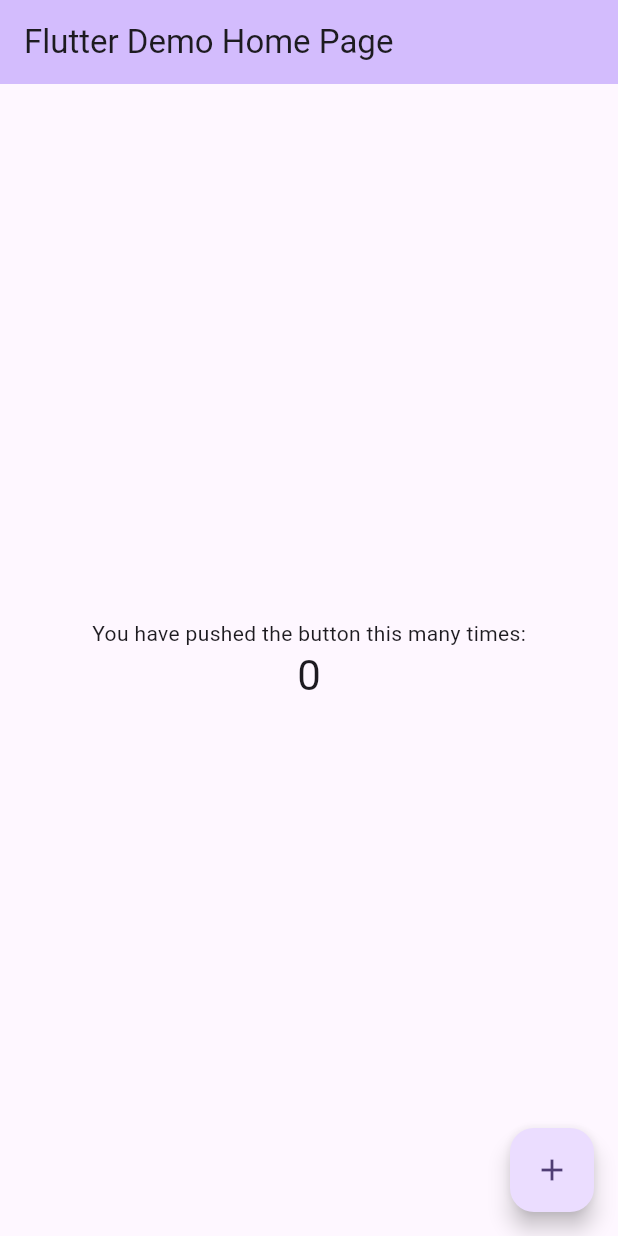
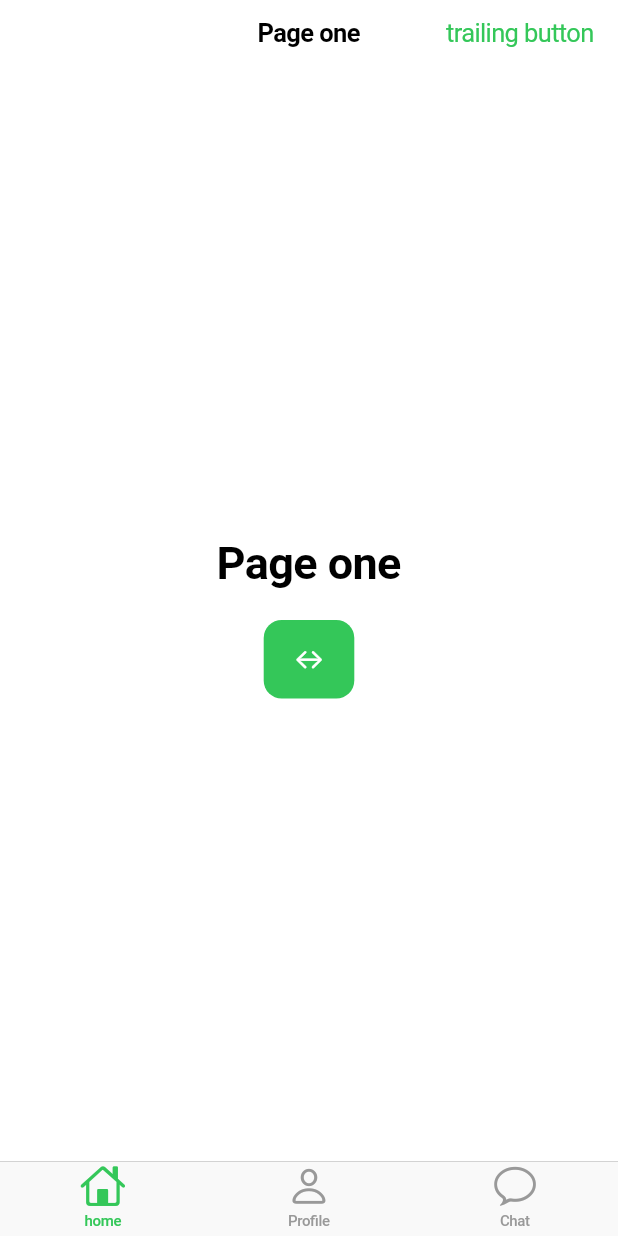
Before and after one commit to FatimaNammour/flutter_cupertino_widgets, a Flutter app: the screen it shows after launch, on a phone screen of 412 x 824 dp. Run offline on Flutter 3.47's test engine with Material 3 defaults, Android fonts, the phone set to English and light mode, and no system bars.

Commit message:
some widgets

```diff
--- /dev/null
+++ b/lib/core/widgets/app_theme.dart
@@ -0,0 +1,5 @@
+import 'package:flutter/cupertino.dart';
+
+const appTheme = CupertinoThemeData(
+  primaryColor: CupertinoColors.activeGreen,
+);
--- a/lib/main.dart
+++ b/lib/main.dart
@@ -1,6 +1,11 @@
-import 'package:flutter/material.dart';
+import 'package:flutter/cupertino.dart';
+import 'package:flutter_cupertino_widgets/core/widgets/app_theme.dart';
+import 'package:flutter_cupertino_widgets/pages/page_one.dart';
+import 'package:flutter_cupertino_widgets/pages/page_others.dart';
+import 'package:flutter_cupertino_widgets/pages/pob_ub_page.dart';
 
 void main() {
+  WidgetsFlutterBinding.ensureInitialized();
   runApp(const MyApp());
 }
 
@@ -10,116 +15,53 @@
   // This widget is the root of your application.
   @override
   Widget build(BuildContext context) {
-    return MaterialApp(
-      title: 'Flutter Demo',
-      theme: ThemeData(
-        // This is the theme of your application.
-        //
-        // TRY THIS: Try running your application with "flutter run". You'll see
-        // the application has a purple toolbar. Then, without quitting the app,
-        // try changing the seedColor in the colorScheme below to Colors.green
-        // and then invoke "hot reload" (save your changes or press the "hot
-        // reload" button in a Flutter-supported IDE, or press "r" if you used
-        // the command line to start the app).
-        //
-        // Notice that the counter didn't reset back to zero; the application
-        // state is not lost during the reload. To reset the state, use hot
-        // restart instead.
-        //
-        // This works for code too, not just values: Most code changes can be
-        // tested with just a hot reload.
-        colorScheme: ColorScheme.fromSeed(seedColor: Colors.deepPurple),
-        useMaterial3: true,
+    return CupertinoApp(
+      theme: appTheme,
+      // color: CupertinoColors.activeGreen,
+      debugShowCheckedModeBanner: false,
+      home: CupertinoTabScaffold(
+        // backgroundColor: CupertinoColors.white,
+        tabBar: CupertinoTabBar(
+            // backgroundColor: CupertinoColors.white,
+            activeColor: CupertinoColors.activeGreen,
+            items: const [
+              BottomNavigationBarItem(
+                  icon: Icon(CupertinoIcons.home), label: "home"),
+              BottomNavigationBarItem(
+                  icon: Icon(CupertinoIcons.person), label: "Profile"),
+              BottomNavigationBarItem(
+                  icon: Icon(CupertinoIcons.chat_bubble), label: "Chat"),
+            ]),
+        tabBuilder: (BuildContext context, int index) {
+          switch (index) {
+            case 0:
+              return CupertinoTabView(
+                builder: (context) => PageTab(
+                  title: "Page one",
+                  indexOfPage: index,
+                ),
+              );
+            case 1:
+              return CupertinoTabView(builder: (context) {
+                return const PobUbPage(
+                    // title: "Page Tow",
+                    // indexOfPage: index,
+                    );
+              });
+
+            case 2:
+            default:
+              return CupertinoTabView(
+                builder: (context) {
+                  return const PageCupertino(
+                      // title: "Page Three",
+                      // indexOfPage: index,
+                      );
+                },
+              );
+          }
+        },
       ),
-      home: const MyHomePage(title: 'Flutter Demo Home Page'),
     );
   }
 }
-
-class MyHomePage extends StatefulWidget {
-  const MyHomePage({super.key, required this.title});
-
-  // This widget is the home page of your application. It is stateful, meaning
-  // that it has a State object (defined below) that contains fields that affect
-  // how it looks.
-
-  // This class is the configuration for the state. It holds the values (in this
-  // case the title) provided by the parent (in this case the App widget) and
-  // used by the build method of the State. Fields in a Widget subclass are
-  // always marked "final".
-
-  final String title;
-
-  @override
-  State<MyHomePage> createState() => _MyHomePageState();
-}
-
-class _MyHomePageState extends State<MyHomePage> {
-  int _counter = 0;
-
-  void _incrementCounter() {
-    setState(() {
-      // This call to setState tells the Flutter framework that something has
-      // changed in this State, which causes it to rerun the build method below
-      // so that the display can reflect the updated values. If we changed
-      // _counter without calling setState(), then the build method would not be
-      // called again, and so nothing would appear to happen.
-      _counter++;
-    });
-  }
-
-  @override
-  Widget build(BuildContext context) {
-    // This method is rerun every time setState is called, for instance as done
-    // by the _incrementCounter method above.
-    //
-    // The Flutter framework has been optimized to make rerunning build methods
-    // fast, so that you can just rebuild anything that needs updating rather
-    // than having to individually change instances of widgets.
-    return Scaffold(
-      appBar: AppBar(
-        // TRY THIS: Try changing the color here to a specific color (to
-        // Colors.amber, perhaps?) and trigger a hot reload to see the AppBar
-        // change color while the other colors stay the same.
-        backgroundColor: Theme.of(context).colorScheme.inversePrimary,
-        // Here we take the value from the MyHomePage object that was created by
-        // the App.build method, and use it to set our appbar title.
-        title: Text(widget.title),
-      ),
-      body: Center(
-        // Center is a layout widget. It takes a single child and positions it
-        // in the middle of the parent.
-        child: Column(
-          // Column is also a layout widget. It takes a list of children and
-          // arranges them vertically. By default, it sizes itself to fit its
-          // children horizontally, and tries to be as tall as its parent.
-          //
-          // Column has various properties to control how it sizes itself and
-          // how it positions its children. Here we use mainAxisAlignment to
-          // center the children vertically; the main axis here is the vertical
-          // axis because Columns are vertical (the cross axis would be
-          // horizontal).
-          //
-          // TRY THIS: Invoke "debug painting" (choose the "Toggle Debug Paint"
-          // action in the IDE, or press "p" in the console), to see the
-          // wireframe for each widget.
-          mainAxisAlignment: MainAxisAlignment.center,
-          children: <Widget>[
-            const Text(
-              'You have pushed the button this many times:',
-            ),
-            Text(
-              '$_counter',
-              style: Theme.of(context).textTheme.headlineMedium,
-            ),
-          ],
-        ),
-      ),
-      floatingActionButton: FloatingActionButton(
-        onPressed: _incrementCounter,
-        tooltip: 'Increment',
-        child: const Icon(Icons.add),
-      ), // This trailing comma makes auto-formatting nicer for build methods.
-    );
-  }
-}
--- /dev/null
+++ b/lib/pages/page_one.dart
@@ -0,0 +1,57 @@
+import 'package:flutter/cupertino.dart';
+
+class PageTab extends StatefulWidget {
+  const PageTab({required this.title, required this.indexOfPage, super.key});
+
+  final String title;
+  final int indexOfPage;
+  @override
+  State<PageTab> createState() => _PageTabState();
+}
+
+class _PageTabState extends State<PageTab> {
+  @override
+  Widget build(BuildContext context) {
+    return CupertinoPageScaffold(
+      // backgroundColor: CupertinoColors.white,
+      navigationBar: CupertinoNavigationBar(
+        middle: Text(widget.title,
+            style: const TextStyle(
+                // color: CupertinoColors.black,
+                fontWeight: FontWeight.bold)),
+        trailing: CupertinoButton(
+            padding: EdgeInsets.zero,
+            onPressed: () {},
+            child: const Text("trailing button")),
+        // backgroundColor: CupertinoColors.white
+      ),
+      child: Center(
+        child: Column(
+          mainAxisAlignment: MainAxisAlignment.center,
+          children: [
+            Text(widget.title,
+                style: const TextStyle(
+                    // color: CupertinoColors.black,
+                    fontSize: 30,
+                    fontWeight: FontWeight.bold)),
+            const SizedBox(
+              height: 20,
+            ),
+            widget.title == "Page one" || widget.title.contains("stack")
+                ? CupertinoButton.filled(
+                    child: const Icon(CupertinoIcons.arrow_left_right),
+                    onPressed: () {
+                      Navigator.of(context, rootNavigator: true)
+                          .push(CupertinoPageRoute(builder: (context) {
+                        return PageTab(
+                            title: "stack page ${widget.indexOfPage + 1}",
+                            indexOfPage: widget.indexOfPage + 1);
+                      }));
+                    })
+                : const SizedBox(),
+          ],
+        ),
+      ),
+    );
+  }
+}
```
Also changed, not shown: lib/core/widgets/urls.dart (added, +9 -0 lines), lib/pages/page_others.dart (added, +89 -0 lines), lib/pages/pob_ub_page.dart (added, +78 -0 lines).
